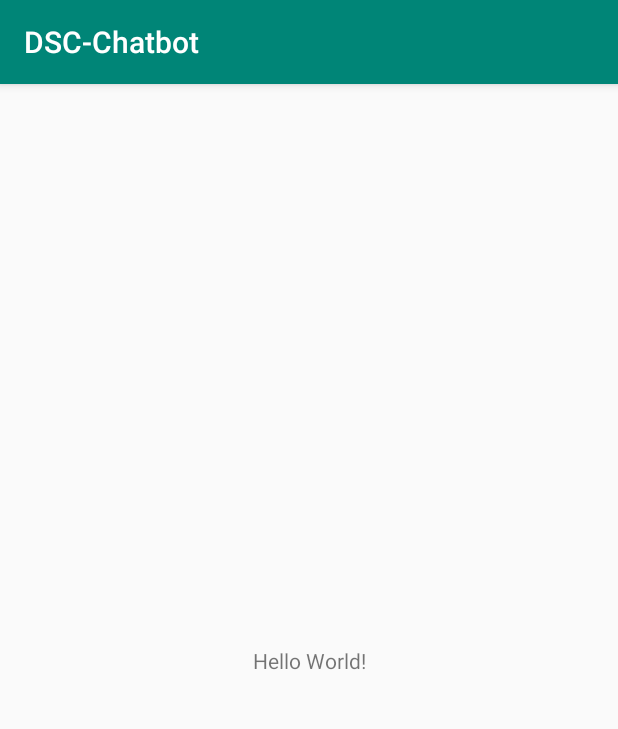
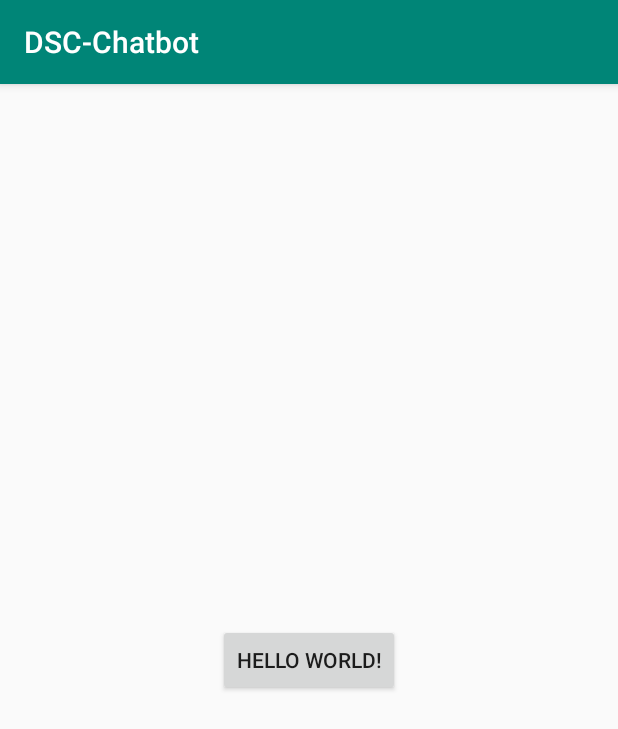
Before and after one commit to developer-student-club-snu/DSC-Chatbot, an Android app: the screen it shows after launch (MainActivity), on a phone screen of 412 x 824 dp. Shown: the top 729 px of the screen. Run offline under Robolectric (Android 15) with nearby library versions, the phone set to English and light mode, and no system bars.

```diff
--- a/app/build.gradle
+++ b/app/build.gradle
@@ -26,4 +26,8 @@ dependencies {
     testImplementation 'junit:junit:4.12'
     androidTestImplementation 'androidx.test:runner:1.2.0'
     androidTestImplementation 'androidx.test.espresso:espresso-core:3.2.0'
+    implementation 'org.jetbrains.kotlin:kotlin-stdlib-jdk7:1.3.50'
+
+    /*THIRD PARTY LIBRARIES*/
+    implementation 'nl.dionsegijn:konfetti:1.1.3'
 }
--- a/app/src/main/AndroidManifest.xml
+++ b/app/src/main/AndroidManifest.xml
@@ -9,6 +9,7 @@
         android:roundIcon="@mipmap/ic_launcher_round"
         android:supportsRtl="true"
         android:theme="@style/AppTheme">
+        <activity android:name=".ChatActivity"></activity>
         <activity android:name=".MainActivity">
             <intent-filter>
                 <action android:name="android.intent.action.MAIN" />
--- a/app/src/main/res/layout/activity_main.xml
+++ b/app/src/main/res/layout/activity_main.xml
@@ -1,18 +1,15 @@
 <?xml version="1.0" encoding="utf-8"?>
-<androidx.constraintlayout.widget.ConstraintLayout xmlns:android="http://schemas.android.com/apk/res/android"
-    xmlns:app="http://schemas.android.com/apk/res-auto"
+<RelativeLayout xmlns:android="http://schemas.android.com/apk/res/android"
     xmlns:tools="http://schemas.android.com/tools"
     android:layout_width="match_parent"
     android:layout_height="match_parent"
     tools:context=".MainActivity">
 
-    <TextView
+    <Button
         android:layout_width="wrap_content"
         android:layout_height="wrap_content"
         android:text="Hello World!"
-        app:layout_constraintBottom_toBottomOf="parent"
-        app:layout_constraintLeft_toLeftOf="parent"
-        app:layout_constraintRight_toRightOf="parent"
-        app:layout_constraintTop_toTopOf="parent" />
+        android:onClick="onButtonPress"
+        android:layout_centerInParent="true"/>
 
-</androidx.constraintlayout.widget.ConstraintLayout>
+</RelativeLayout>
```
Also changed, not shown: app/src/main/java/com/example/dsc_chatbot/ChatActivity.java (added, +51 -0 lines), app/src/main/java/com/example/dsc_chatbot/MainActivity.java (+7 -0 lines), app/src/main/res/drawable/ic_send.xml (added, +9 -0 lines), app/src/main/res/layout/activity_chat.xml (added, +37 -0 lines).
